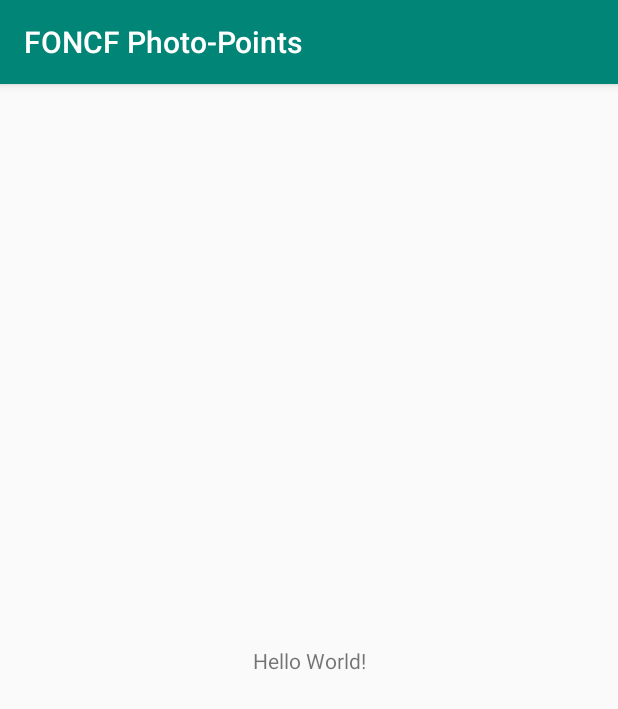
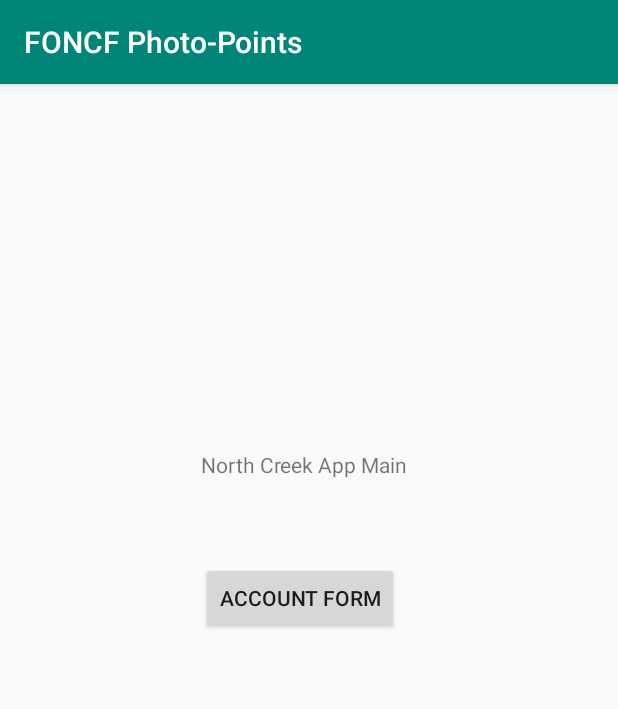
Before and after one commit to MobileApps-Cascadia/northcreekforest-app, an Android app: the screen it shows after launch (MainActivity), on a phone screen of 412 x 824 dp. Shown: the top 709 px of the screen. Run offline under Robolectric (Android 15) with nearby library versions, the phone set to English and light mode, and no system bars.

Commit message:
added lading page button to account creation page as well as worked on account creation layout

```diff
--- a/app/src/main/AndroidManifest.xml
+++ b/app/src/main/AndroidManifest.xml
@@ -16,6 +16,7 @@
                 <category android:name="android.intent.category.LAUNCHER" />
             </intent-filter>
         </activity>
+        <activity android:name=".accountForm"></activity>
     </application>
 
 </manifest>
--- a/app/src/main/java/edu/cascadia/emilio/foncfphoto_points/MainActivity.java
+++ b/app/src/main/java/edu/cascadia/emilio/foncfphoto_points/MainActivity.java
@@ -1,13 +1,35 @@
 package edu.cascadia.emilio.foncfphoto_points;
 
+import android.content.Intent;
 import android.support.v7.app.AppCompatActivity;
 import android.os.Bundle;
+import android.view.View;
+import android.widget.Button;
 
 public class MainActivity extends AppCompatActivity {
+
+
+    private Button button;
 
     @Override
     protected void onCreate(Bundle savedInstanceState) {
         super.onCreate(savedInstanceState);
         setContentView(R.layout.activity_main);
+
+
+            button = (Button) findViewById(R.id.accountForm);
+            button.setOnClickListener(new View.OnClickListener() {
+                @Override
+                public void onClick(View v) {
+                    accountForm();
+                }
+            });
+
+    }
+
+    public void accountForm(){
+        Intent intent = new Intent(this,accountForm.class);
+        startActivity(intent);
+
     }
 }
--- a/app/src/main/res/layout/activity_main.xml
+++ b/app/src/main/res/layout/activity_main.xml
@@ -7,12 +7,28 @@
     tools:context=".MainActivity">
 
     <TextView
+        android:id="@+id/textView"
         android:layout_width="wrap_content"
         android:layout_height="wrap_content"
-        android:text="Hello World!"
-        app:layout_constraintBottom_toBottomOf="parent"
+        android:layout_marginTop="244dp"
+        android:text="North Creek App Main"
+        app:layout_constraintHorizontal_bias="0.489"
         app:layout_constraintLeft_toLeftOf="parent"
         app:layout_constraintRight_toRightOf="parent"
         app:layout_constraintTop_toTopOf="parent" />
 
+    <Button
+        android:id="@+id/accountForm"
+        android:layout_width="wrap_content"
+        android:layout_height="wrap_content"
+        android:layout_marginTop="8dp"
+        android:layout_marginBottom="8dp"
+        android:text="Account Form"
+        app:layout_constraintBottom_toBottomOf="parent"
+        app:layout_constraintEnd_toEndOf="parent"
+        app:layout_constraintHorizontal_bias="0.478"
+        app:layout_constraintStart_toStartOf="parent"
+        app:layout_constraintTop_toBottomOf="@+id/textView"
+        app:layout_constraintVertical_bias="0.108" />
+
 </android.support.constraint.ConstraintLayout>
```
Also changed, not shown: app/src/main/java/edu/cascadia/emilio/foncfphoto_points/accountForm.java (added, +26 -0 lines), app/src/main/res/drawable/text_enter_boarder_background.xml (added, +9 -0 lines), app/src/main/res/layout/activity_account_form.xml (added, +101 -0 lines), app/src/main/res/drawable/northcreek_background.jpg (added), 1 other file.
